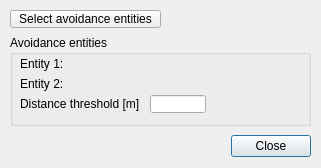
Qt form ui/qdlgikavoidance.ui (CoppeliaRobotics/coppeliaSimLib) before a commit.
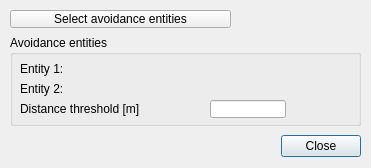
The same form after that commit.

Patch:
```diff
--- a/ui/qdlgikavoidance.ui
+++ b/ui/qdlgikavoidance.ui
@@ -6,7 +6,7 @@
    <rect>
     <x>0</x>
     <y>0</y>
-    <width>321</width>
+    <width>371</width>
     <height>168</height>
    </rect>
   </property>
@@ -21,7 +21,7 @@
     <rect>
      <x>10</x>
      <y>35</y>
-     <width>301</width>
+     <width>351</width>
      <height>91</height>
     </rect>
    </property>
@@ -35,8 +35,8 @@
     <property name="geometry">
      <rect>
       <x>10</x>
-      <y>20</y>
-      <width>51</width>
+      <y>25</y>
+      <width>111</width>
       <height>18</height>
      </rect>
     </property>
@@ -48,8 +48,8 @@
     <property name="geometry">
      <rect>
       <x>10</x>
-      <y>40</y>
-      <width>51</width>
+      <y>45</y>
+      <width>111</width>
       <height>18</height>
      </rect>
     </property>
@@ -60,7 +60,7 @@
    <widget class="QLabel" name="qqEntity1">
     <property name="geometry">
      <rect>
-      <x>60</x>
+      <x>120</x>
       <y>20</y>
       <width>231</width>
       <height>18</height>
@@ -80,7 +80,7 @@
    <widget class="QLabel" name="qqEntity2">
     <property name="geometry">
      <rect>
-      <x>60</x>
+      <x>120</x>
       <y>40</y>
       <width>231</width>
       <height>18</height>
@@ -100,9 +100,9 @@
    <widget class="QLineEdit" name="qqDistance">
     <property name="geometry">
      <rect>
-      <x>140</x>
-      <y>60</y>
-      <width>56</width>
+      <x>200</x>
+      <y>65</y>
+      <width>76</width>
       <height>18</height>
      </rect>
     </property>
@@ -111,8 +111,8 @@
     <property name="geometry">
      <rect>
       <x>10</x>
-      <y>60</y>
-      <width>131</width>
+      <y>65</y>
+      <width>181</width>
       <height>18</height>
      </rect>
     </property>
@@ -126,7 +126,7 @@
     <rect>
      <x>10</x>
      <y>10</y>
-     <width>151</width>
+     <width>221</width>
      <height>18</height>
     </rect>
    </property>
@@ -142,7 +142,7 @@
     <rect>
      <x>10</x>
      <y>130</y>
-     <width>301</width>
+     <width>351</width>
      <height>32</height>
     </rect>
    </property>
```
